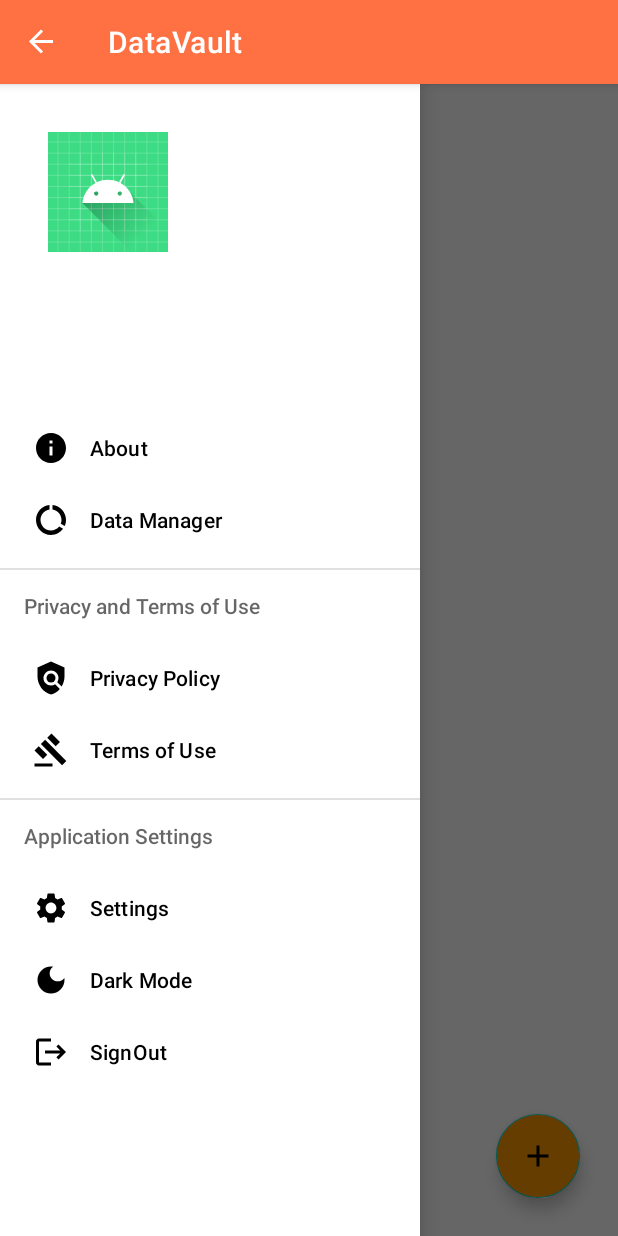
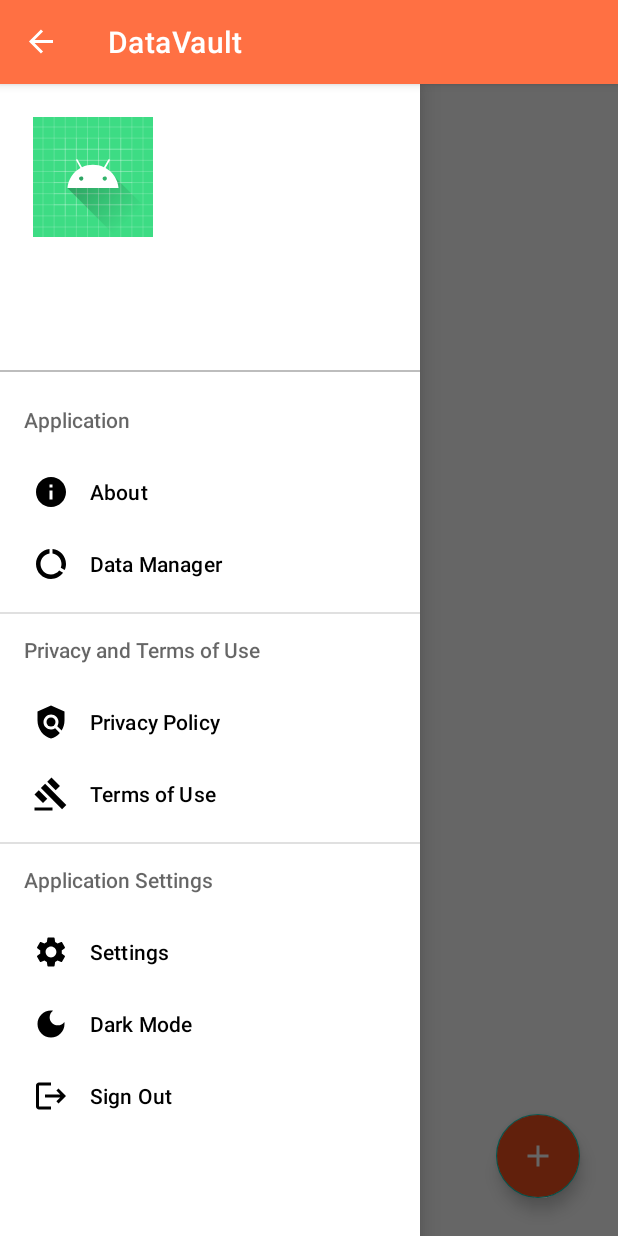
Before and after one commit to johndeweyzxc/DataVault, an Android app: the screen it shows after launch once a user with an empty profile is signed in (ContentActivity), with the side drawer open, on a phone screen of 412 x 824 dp. Run offline under Robolectric (Android 15) with nearby library versions, the phone set to English and light mode, and no system bars; our stand-ins replace Firebase (no records; nobody signed in at launch, a user with empty details on screens opened directly).

Commit message:
Fixed navigation header and renamed some xml layouts

```diff
--- a/app/src/main/res/layout/activity_content.xml
+++ b/app/src/main/res/layout/activity_content.xml
@@ -17,9 +17,10 @@
             app:layout_constraintBottom_toBottomOf="parent"
             app:layout_constraintEnd_toEndOf="parent"
             app:srcCompat="@drawable/add_icon"
+            app:tint="@color/white"
             android:layout_marginEnd="25dp"
             android:layout_marginBottom="25dp"
-            android:backgroundTint="@color/orange_500"
+            android:backgroundTint="@color/deep_orange_600"
             android:contentDescription="@string/content_floating_button"
             android:focusable="true" />
 
--- a/app/src/main/res/layout/activity_main.xml
+++ b/app/src/main/res/layout/activity_main.xml
@@ -26,7 +26,7 @@
                 android:id="@+id/etLoginEmail"
                 android:layout_width="match_parent"
                 android:layout_height="wrap_content"
-                android:background="@drawable/input_login"
+                android:background="@drawable/edit_text_border"
                 android:hint="@string/login_edit_text_email"
                 android:padding="12sp"
                 app:layout_constraintBottom_toTopOf="@+id/passwordInput"
@@ -41,7 +41,7 @@
                 android:layout_height="wrap_content"
                 android:layout_marginTop="8dp"
                 android:layout_marginBottom="8dp"
-                android:background="@drawable/input_login"
+                android:background="@drawable/edit_text_border"
                 android:hint="@string/login_edit_text_password"
                 android:inputType="textPassword"
                 android:padding="12sp"
@@ -64,7 +64,7 @@
                 android:id="@+id/btnLogin"
                 android:layout_width="match_parent"
                 android:layout_height="wrap_content"
-                android:background="@drawable/button_login"
+                android:background="@drawable/button_background"
                 android:letterSpacing="0.2"
                 android:text="@string/login_button_text"
                 android:textStyle="bold"
--- a/app/src/main/res/layout/nav_header.xml
+++ b/app/src/main/res/layout/nav_header.xml
@@ -1,20 +1,29 @@
 <?xml version="1.0" encoding="utf-8"?>
-<androidx.appcompat.widget.LinearLayoutCompat xmlns:android="http://schemas.android.com/apk/res/android"
+<androidx.constraintlayout.widget.ConstraintLayout xmlns:android="http://schemas.android.com/apk/res/android"
+    xmlns:app="http://schemas.android.com/apk/res-auto"
     xmlns:tools="http://schemas.android.com/tools"
     android:id="@+id/navHeader"
     android:layout_width="match_parent"
+    android:layout_height="wrap_content">
+
+    <androidx.appcompat.widget.LinearLayoutCompat
+        android:id="@+id/linearLayout"
+        android:layout_width="match_parent"
         android:layout_height="wrap_content"
         android:background="@color/white"
-    android:padding="32dp"
+        android:gravity="start"
         android:orientation="vertical"
-    android:gravity="start">
+        android:padding="22dp"
+        app:layout_constraintEnd_toEndOf="parent"
+        app:layout_constraintStart_toStartOf="parent"
+        app:layout_constraintTop_toTopOf="parent">
 
         <ImageView
             android:id="@+id/ivNavHeaderAvatar"
             android:layout_width="80dp"
             android:layout_height="80dp"
-        tools:srcCompat="@tools:sample/avatars"
-        android:contentDescription="@string/nav_header_image_view" />
+            android:contentDescription="@string/nav_header_image_view"
+            tools:srcCompat="@tools:sample/avatars" />
 
         <TextView
             android:id="@+id/tvNavHeaderUsername"
@@ -32,4 +41,12 @@
             android:layout_marginTop="5dp"
             android:text="@string/nav_header_text_view_email"
             android:textSize="16sp" />
+
     </androidx.appcompat.widget.LinearLayoutCompat>
+
+    <View
+        android:layout_width="match_parent"
+        android:layout_height="1dp"
+        app:layout_constraintTop_toBottomOf="@id/linearLayout"
+        android:background="@color/grey_400"/>
+</androidx.constraintlayout.widget.ConstraintLayout>
--- a/app/src/main/res/menu/nav_header_menu.xml
+++ b/app/src/main/res/menu/nav_header_menu.xml
@@ -4,44 +4,47 @@
     xmlns:tools="http://schemas.android.com/tools"
     tools:showIn="navigation_view">
 
+        <item android:title="@string/nav_menu_application" >
+                <menu>
                         <item
                             android:id="@+id/menuAbout"
-            android:title="About"
+                            android:title="@string/nav_menu_about"
                             android:icon="@drawable/ic_menu_about"/>
 
                         <item
                             android:id="@+id/menuData"
-            android:title="Data Manager"
+                            android:title="@string/nav_menu_data_manager"
                             android:icon="@drawable/ic_menu_data"/>
+                </menu>
+        </item>
 
-        <item android:title="Privacy and Terms of Use">
+        <item android:title="@string/nav_menu_privacy_terms">
                 <menu>
                         <item
                             android:id="@+id/menuPrivacyPolicy"
-                            android:title="Privacy Policy"
+                            android:title="@string/nav_menu_privacy"
                             android:icon="@drawable/ic_menu_privacy"/>
 
                         <item
                             android:id="@+id/menuTermsOfUse"
-                            android:title="Terms of Use"
+                            android:title="@string/nav_menu_terms"
                             android:icon="@drawable/ic_menu_terms"/>
                 </menu>
         </item>
 
-        <item android:title="Application Settings">
+        <item android:title="@string/nav_menu_application_settings">
                 <menu>
                         <item
                             android:id="@+id/menuSettings"
-                            android:title="Settings"
+                            android:title="@string/nav_menu_strings"
                             android:icon="@drawable/ic_menu_settings"/>
                         <item
                             android:id="@+id/menuDarkMode"
-                            android:title="Dark Mode"
+                            android:title="@string/nav_menu_dark_mode"
                             android:icon="@drawable/ic_menu_dark_mode"/>
-
                         <item
                             android:id="@+id/menuSignOut"
-                            android:title="SignOut"
+                            android:title="@string/nav_menu_sign_out"
                             android:icon="@drawable/ic_menu_logout"/>
                 </menu>
         </item>
--- a/app/src/main/res/values/strings.xml
+++ b/app/src/main/res/values/strings.xml
@@ -29,4 +29,14 @@
     <string name="nav_header_image_view">Photo of the user</string>
     <string name="nav_header_text_view_name">John Dewey</string>
     <string name="nav_header_text_view_email">johndewey@email.com</string>
+    <string name="nav_menu_application">Application</string>
+    <string name="nav_menu_about">About</string>
+    <string name="nav_menu_data_manager">Data Manager</string>
+    <string name="nav_menu_privacy_terms">Privacy and Terms of Use</string>
+    <string name="nav_menu_privacy">Privacy Policy</string>
+    <string name="nav_menu_terms">Terms of Use</string>
+    <string name="nav_menu_application_settings">Application Settings</string>
+    <string name="nav_menu_strings">Settings</string>
+    <string name="nav_menu_dark_mode">Dark Mode</string>
+    <string name="nav_menu_sign_out">Sign Out</string>
 </resources>
```
Also changed, not shown: app/src/main/res/drawable/button_background.xml (added, +13 -0 lines), app/src/main/res/drawable/button_login.xml (deleted, +0 -13 lines), app/src/main/res/drawable/edit_text_border.xml (added, +9 -0 lines), app/src/main/res/drawable/input_login.xml (deleted, +0 -9 lines), app/src/main/res/layout/activity_create_data.xml (+6 -6 lines), app/src/main/res/layout/activity_register.xml (+4 -4 lines). Lines whose indentation alone changed are shown as unchanged.
